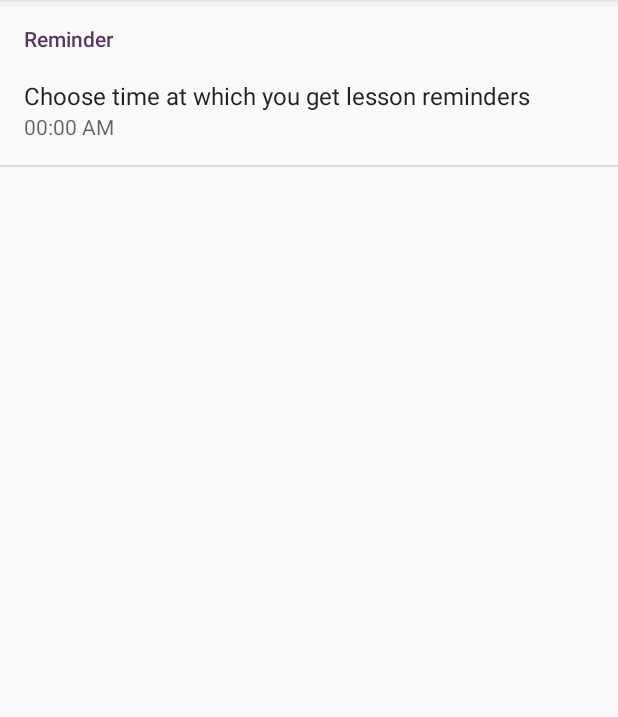
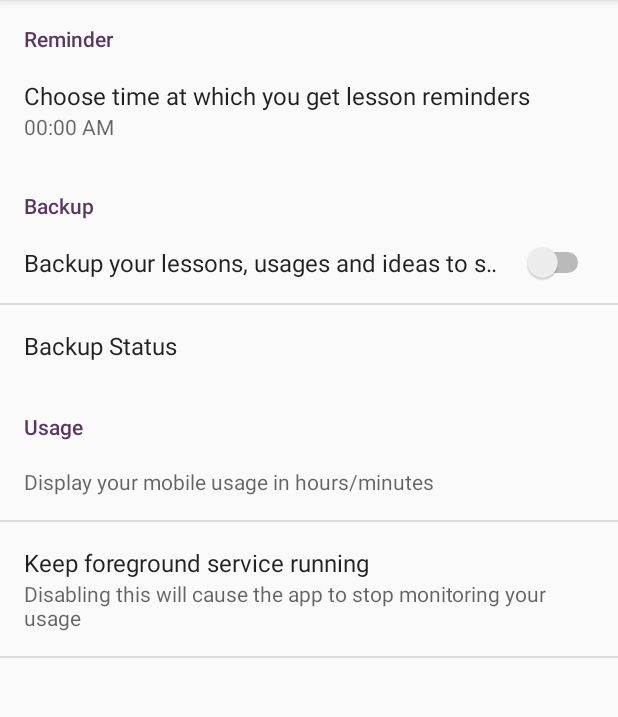
Before and after one commit to ShaishavGandhi/BeBetter, an Android app: the fragment Settings shown on its own in the app's theme, on a phone screen of 412 x 824 dp, the part 84-801 px from its top. Run offline under Robolectric (Android 15) with nearby library versions, the phone set to English and light mode, and no system bars.

Commit message:
Singleton Pattern, Ideas implementation started
* Singleton pattern for SyncRequests
* Made data layer for implementation of ideas
* Add settings

Signed-off-by: shaishavgandhi05 <shaishgandhi@gmail.com>

```diff
--- a/app/src/main/java/shaishav/com/bebetter/Activities/AddLesson.java
+++ b/app/src/main/java/shaishav/com/bebetter/Activities/AddLesson.java
@@ -122,7 +122,7 @@ public class AddLesson extends AppCompatActivity {
                     lessonSource.open();
                     Lesson lesson = lessonSource.createLesson(titleText,lessonText,categoryText,new Date().getTime(),is_public);
                     lessonSource.close();
-                    SyncRequests syncRequests = new SyncRequests(getApplicationContext());
+                    SyncRequests syncRequests = SyncRequests.getInstance(getApplicationContext());
                     syncRequests.syncLesson(lesson);
                     Intent intent = new Intent(getApplicationContext(),MainActivity.class);
                     startActivity(intent);
--- a/app/src/main/java/shaishav/com/bebetter/Activities/MainActivity.java
+++ b/app/src/main/java/shaishav/com/bebetter/Activities/MainActivity.java
@@ -81,7 +81,7 @@ public class MainActivity extends AppCompatActivity
         if(isFirstTime())
             introduceApp();
 
-        SyncRequests requests = new SyncRequests(getApplicationContext());
+        SyncRequests requests = SyncRequests.getInstance(getApplicationContext());
         requests.getSyncedLessons();
         requests.getSyncedUsages();
 
--- a/app/src/main/java/shaishav/com/bebetter/Utils/SyncRequests.java
+++ b/app/src/main/java/shaishav/com/bebetter/Utils/SyncRequests.java
@@ -57,6 +57,7 @@ public class SyncRequests {
         final Usage tempUsage = usage;
         if (!checkIfSignedIn())
             return;
+
 
         SharedPreferences preferences = context.getSharedPreferences(Constants.PREFERENCES,Context.MODE_PRIVATE);
         final String temp_user_email = preferences.getString(Constants.POST_USER_EMAIL,"");
--- /dev/null
+++ b/app/src/main/res/values/array.xml
@@ -0,0 +1,7 @@
+<?xml version="1.0" encoding="utf-8"?>
+<resources>
+    <string-array name="HoursMinutes">
+        <item>Hours</item>
+        <item>Minutes</item>
+    </string-array>
+</resources>
--- a/app/src/main/res/xml/settings_preferences.xml
+++ b/app/src/main/res/xml/settings_preferences.xml
@@ -12,4 +12,44 @@
 
     </PreferenceCategory>
 
+    <PreferenceCategory
+        android:title="Backup">
+
+        <SwitchPreference
+            android:key="backup"
+            android:title="Backup your lessons, usages and ideas to server">
+
+        </SwitchPreference>
+
+        <Preference
+            android:key="backupStatus"
+            android:title="Backup Status">
+
+        </Preference>
+
+    </PreferenceCategory>
+
+    <PreferenceCategory
+        android:title="Usage">
+
+        <ListPreference
+            android:key="timeDisplay"
+            android:summary="Display your mobile usage in hours/minutes"
+            android:entryValues="@array/HoursMinutes"
+            >
+
+        </ListPreference>
+
+        <Preference
+            android:key="service"
+            android:title="Keep foreground service running"
+            android:summary="Disabling this will cause the app to stop monitoring your usage"
+            >
+
+        </Preference>
+
+    </PreferenceCategory>
+
+
+
 </PreferenceScreen>
```
Also changed, not shown: app/src/main/AndroidManifest.xml (+0 -8 lines), app/src/main/java/shaishav/com/bebetter/Data/Idea.java (added, +35 -0 lines), app/src/main/java/shaishav/com/bebetter/Data/IdeaSource.java (added, +124 -0 lines), app/src/main/java/shaishav/com/bebetter/Data/MySQLiteHelper.java (+8 -0 lines), app/src/main/java/shaishav/com/bebetter/Fragments/DaySummary.java (+11 -2 lines), app/src/main/res/layout/fragment_lesson.xml (+4 -3 lines).
